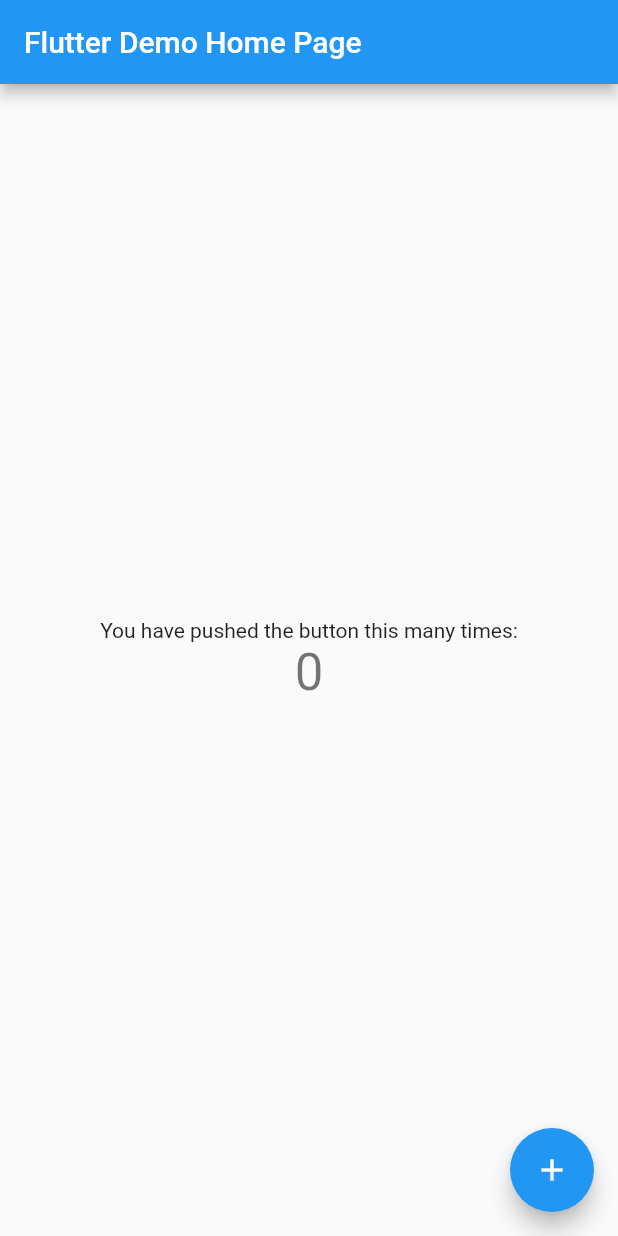
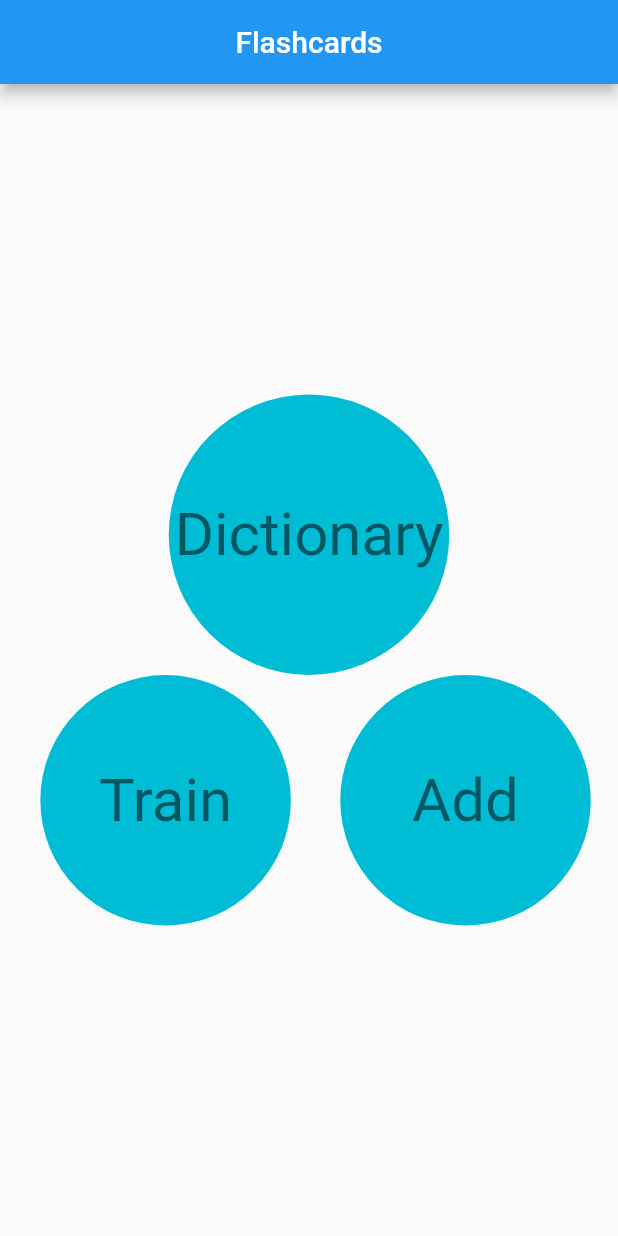
Before and after one commit to MedVAL-na/flash_cards_app, a Flutter app: the screen it shows after launch, on a phone screen of 412 x 824 dp. Run offline on Flutter 3.47's test engine with Material 2 defaults, Android fonts, the phone set to English and light mode, and no system bars.

Commit message:
Layout of main page

```diff
--- a/lib/main.dart
+++ b/lib/main.dart
@@ -1,3 +1,4 @@
+import 'package:flutter/cupertino.dart';
 import 'package:flutter/material.dart';
 
 void main() {
@@ -5,113 +6,71 @@ void main() {
 }
 
 class MyApp extends StatelessWidget {
-  // This widget is the root of your application.
   @override
   Widget build(BuildContext context) {
     return MaterialApp(
       title: 'Flutter Demo',
       theme: ThemeData(
-        // This is the theme of your application.
-        //
-        // Try running your application with "flutter run". You'll see the
-        // application has a blue toolbar. Then, without quitting the app, try
-        // changing the primarySwatch below to Colors.green and then invoke
-        // "hot reload" (press "r" in the console where you ran "flutter run",
-        // or simply save your changes to "hot reload" in a Flutter IDE).
-        // Notice that the counter didn't reset back to zero; the application
-        // is not restarted.
         primarySwatch: Colors.blue,
-        // This makes the visual density adapt to the platform that you run
-        // the app on. For desktop platforms, the controls will be smaller and
-        // closer together (more dense) than on mobile platforms.
         visualDensity: VisualDensity.adaptivePlatformDensity,
+        textTheme: TextTheme(
+            headline2: TextStyle(
+          fontSize: 40,
+        )),
       ),
       home: MyHomePage(title: 'Flutter Demo Home Page'),
     );
   }
 }
 
-class MyHomePage extends StatefulWidget {
+class MyHomePage extends StatelessWidget {
   MyHomePage({Key key, this.title}) : super(key: key);
-
-  // This widget is the home page of your application. It is stateful, meaning
-  // that it has a State object (defined below) that contains fields that affect
-  // how it looks.
-
-  // This class is the configuration for the state. It holds the values (in this
-  // case the title) provided by the parent (in this case the App widget) and
-  // used by the build method of the State. Fields in a Widget subclass are
-  // always marked "final".
 
   final String title;
 
   @override
-  _MyHomePageState createState() => _MyHomePageState();
-}
-
-class _MyHomePageState extends State<MyHomePage> {
-  int _counter = 0;
-
-  void _incrementCounter() {
-    setState(() {
-      // This call to setState tells the Flutter framework that something has
-      // changed in this State, which causes it to rerun the build method below
-      // so that the display can reflect the updated values. If we changed
-      // _counter without calling setState(), then the build method would not be
-      // called again, and so nothing would appear to happen.
-      _counter++;
-    });
-  }
-
-  @override
   Widget build(BuildContext context) {
-    // This method is rerun every time setState is called, for instance as done
-    // by the _incrementCounter method above.
-    //
-    // The Flutter framework has been optimized to make rerunning build methods
-    // fast, so that you can just rebuild anything that needs updating rather
-    // than having to individually change instances of widgets.
     return Scaffold(
       appBar: AppBar(
-        // Here we take the value from the MyHomePage object that was created by
-        // the App.build method, and use it to set our appbar title.
-        title: Text(widget.title),
+        centerTitle: true,
+        title: Text("Flashcards"),
       ),
       body: Center(
-        // Center is a layout widget. It takes a single child and positions it
-        // in the middle of the parent.
         child: Column(
-          // Column is also a layout widget. It takes a list of children and
-          // arranges them vertically. By default, it sizes itself to fit its
-          // children horizontally, and tries to be as tall as its parent.
-          //
-          // Invoke "debug painting" (press "p" in the console, choose the
-          // "Toggle Debug Paint" action from the Flutter Inspector in Android
-          // Studio, or the "Toggle Debug Paint" command in Visual Studio Code)
-          // to see the wireframe for each widget.
-          //
-          // Column has various properties to control how it sizes itself and
-          // how it positions its children. Here we use mainAxisAlignment to
-          // center the children vertically; the main axis here is the vertical
-          // axis because Columns are vertical (the cross axis would be
-          // horizontal).
           mainAxisAlignment: MainAxisAlignment.center,
           children: <Widget>[
-            Text(
-              'You have pushed the button this many times:',
-            ),
-            Text(
-              '$_counter',
-              style: Theme.of(context).textTheme.headline4,
+            Container(
+                padding: EdgeInsets.all(70.0),
+                decoration:
+                    BoxDecoration(color: Colors.cyan, shape: BoxShape.circle),
+                child: Text(
+                  "Dictionary",
+                  style: Theme.of(context).textTheme.headline2,
+                )),
+            Row(
+              mainAxisAlignment: MainAxisAlignment.center,
+              children: [
+                Container(
+                    padding: EdgeInsets.all(60.0),
+                    decoration: BoxDecoration(
+                        color: Colors.cyan, shape: BoxShape.circle),
+                    child: Text(
+                      "Train",
+                      style: Theme.of(context).textTheme.headline2,
+                    )),
+                Container(
+                    padding: EdgeInsets.all(60.0),
+                    decoration: BoxDecoration(
+                        color: Colors.cyan, shape: BoxShape.circle),
+                    child: Text(
+                      "Add",
+                      style: Theme.of(context).textTheme.headline2,
+                    )),
+              ],
             ),
           ],
         ),
       ),
-      floatingActionButton: FloatingActionButton(
-        onPressed: _incrementCounter,
-        tooltip: 'Increment',
-        child: Icon(Icons.add),
-      ), // This trailing comma makes auto-formatting nicer for build methods.
     );
   }
 }
```
Also changed, not shown: lib/navigationManager.dart (added), 2 other files.
